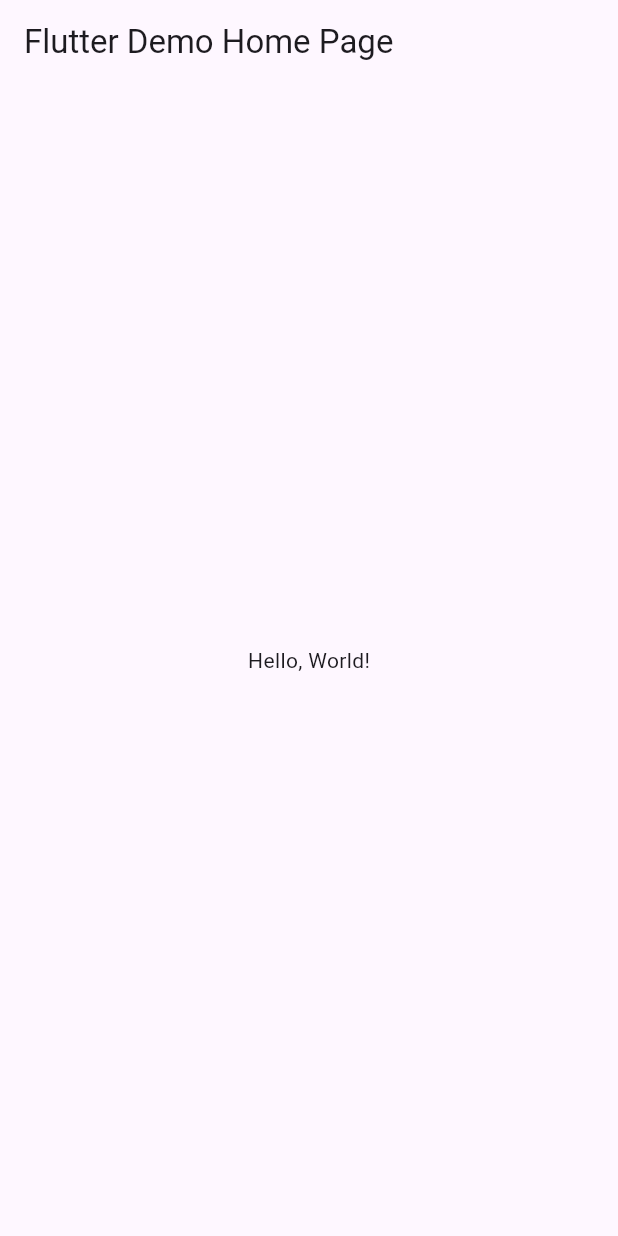
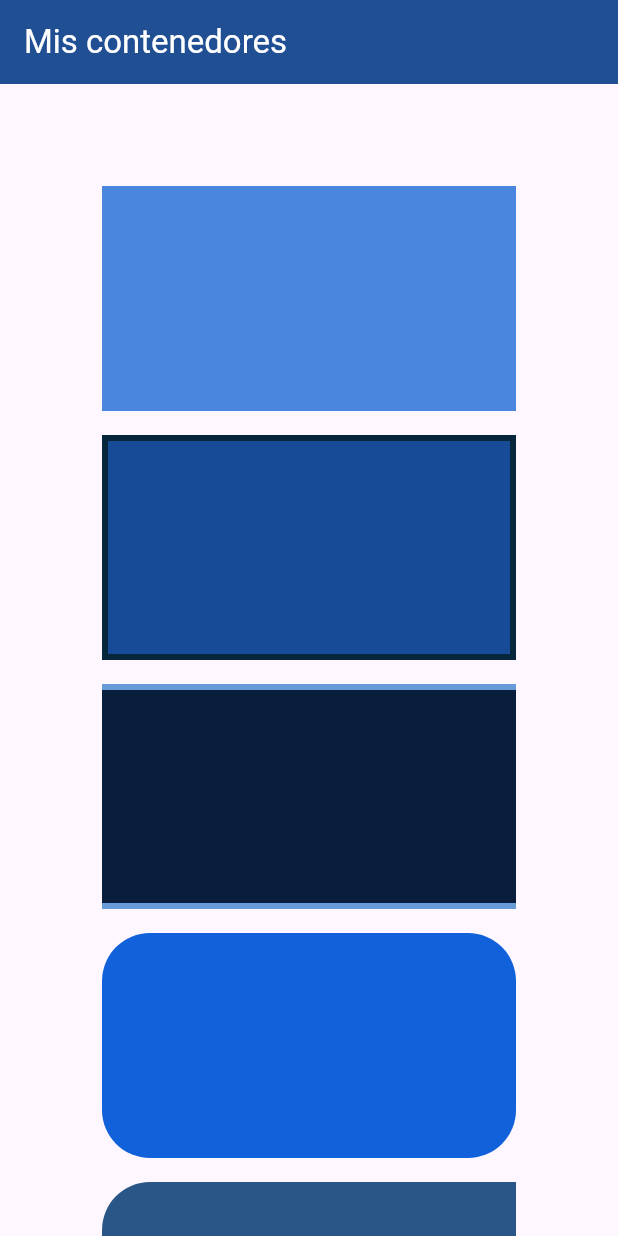
Before and after one commit to NevarezOrtegaEdna/UII_A5_DisenosF, a Flutter app: the screen it shows after launch, on a phone screen of 412 x 824 dp. Run offline on Flutter 3.47's test engine with Material 3 defaults, Android fonts, the phone set to English and light mode, and no system bars.

```diff
--- /dev/null
+++ b/lib/all_containers.dart
@@ -0,0 +1,133 @@
+import 'package:flutter/material.dart';
+
+class AllContainers extends StatelessWidget {
+  const AllContainers({Key? key}) : super(key: key);
+
+  @override
+  Widget build(BuildContext context) {
+    return ListView(
+      shrinkWrap: true,
+      padding: const EdgeInsets.all(60.0),
+      children: [
+        _basic(),
+        _borders(),
+        _customBorders(),
+        _borderRadius(),
+        _customBorderRadius(),
+        _gradient(),
+        _boxShadow()
+      ],
+    );
+  }
+
+  _basic() {
+    return Padding(
+      padding: const EdgeInsets.all(8.0),
+      child: Container(
+        decoration: BoxDecoration(
+          color: Color(0xff4a86de),
+        ),
+        height: 150.0,
+      ),
+    );
+  }
+
+  _borders() {
+    return Padding(
+      padding: const EdgeInsets.all(8.0),
+      child: Container(
+        height: 150.0,
+        decoration: BoxDecoration(
+          color: const Color(0xff174a97),
+          border: Border.all(color: const Color(0xff06263b), width: 4.0),
+        ),
+      ),
+    );
+  }
+
+  _customBorders() {
+    return Padding(
+      padding: const EdgeInsets.all(8.0),
+      child: Container(
+        height: 150.0,
+        decoration: BoxDecoration(
+          color: const Color(0xff091e3d),
+          border: Border(
+            top: BorderSide(
+              color: Color(0xff669bd7),
+              width: 4.0,
+            ),
+            bottom: BorderSide(
+              color: Color(0xff669bd7),
+              width: 4.0,
+            ),
+          ),
+        ),
+      ),
+    );
+  }
+
+  _borderRadius() {
+    return Padding(
+      padding: const EdgeInsets.all(8.0),
+      child: Container(
+        height: 150.0,
+        decoration: const BoxDecoration(
+            color: Color(0xff1161db),
+            borderRadius: BorderRadius.all(Radius.circular(32.0))),
+      ),
+    );
+  }
+
+  _customBorderRadius() {
+    return Padding(
+      padding: const EdgeInsets.all(8.0),
+      child: Container(
+          height: 150.0,
+          decoration: const BoxDecoration(
+              color: Color(0xff2a5587),
+              borderRadius: BorderRadius.only(
+                topLeft: Radius.circular(32),
+                bottomRight: Radius.circular(32),
+              ))),
+    );
+  }
+
+  _gradient() {
+    return Padding(
+      padding: const EdgeInsets.all(8.0),
+      child: Container(
+          height: 150.0,
+          decoration: const BoxDecoration(
+              gradient: LinearGradient(
+                  begin: Alignment.bottomLeft,
+                  end: Alignment.topRight,
+                  colors: [
+                Color(0xff061a3f),
+                Color(0xff123474),
+                Color(0xff2e5fba)
+              ]))),
+    );
+  }
+
+  _boxShadow() {
+    return Padding(
+      padding: const EdgeInsets.all(8.0),
+      child: Container(
+        height: 150.0,
+        decoration: BoxDecoration(
+            color: Color(0xff345698),
+            borderRadius: BorderRadius.all(Radius.circular(32)),
+            boxShadow: [
+              BoxShadow(
+                  color: Color(0xff202020)!.withOpacity(0.29),
+                  offset: const Offset(-10, 10),
+                  blurRadius: 10,
+                  spreadRadius: 10)
+            ],
+            image:
+                const DecorationImage(image: AssetImage("assets/fondo.jpg"))),
+      ),
+    );
+  }
+}
--- a/lib/main.dart
+++ b/lib/main.dart
@@ -1,4 +1,5 @@
 import 'package:flutter/material.dart';
+import 'package:nevarezDisenos/all_containers.dart';
 
 void main() => runApp(MyApp());
 
@@ -8,35 +9,15 @@ class MyApp extends StatelessWidget {
   @override
   Widget build(BuildContext context) {
     return MaterialApp(
-      // Application name
-      title: 'Flutter Hello World',
-      // Application theme data, you can set the colors for the application as
-      // you want
-      theme: ThemeData(
-        // useMaterial3: false,
-        primarySwatch: Colors.blue,
-      ),
-      // A widget which will be started on application startup
-      home: MyHomePage(title: 'Flutter Demo Home Page'),
-    );
-  }
-}
-
-class MyHomePage extends StatelessWidget {
-  final String title;
-  const MyHomePage({super.key, required this.title});
-
-  @override
-  Widget build(BuildContext context) {
-    return Scaffold(
-      appBar: AppBar(
-        // The title text which will be shown on the action bar
-        title: Text(title),
-      ),
-      body: Center(
-        child: Text(
-          'Hello, World!',
+      debugShowCheckedModeBanner: false,
+      title: "Material App",
+      home: Scaffold(
+        appBar: AppBar(
+          title: const Text("Mis contenedores",
+              style: TextStyle(color: Color(0xffffffff))),
+          backgroundColor: const Color(0xff214f93),
         ),
+        body: const AllContainers(),
       ),
     );
   }
--- a/pubspec.yaml
+++ b/pubspec.yaml
@@ -17,8 +17,8 @@ dev_dependencies:
 
 flutter:
   uses-material-design: true
-  # assets:
-  #  - images/a_dot_burr.jpeg
+  assets:
+    - assets/fondo.jpg
   #  - images/a_dot_ham.jpeg
   # fonts:
   #   - family: Schyler
```
Also changed, not shown: assets/fondo.jpg (added).
